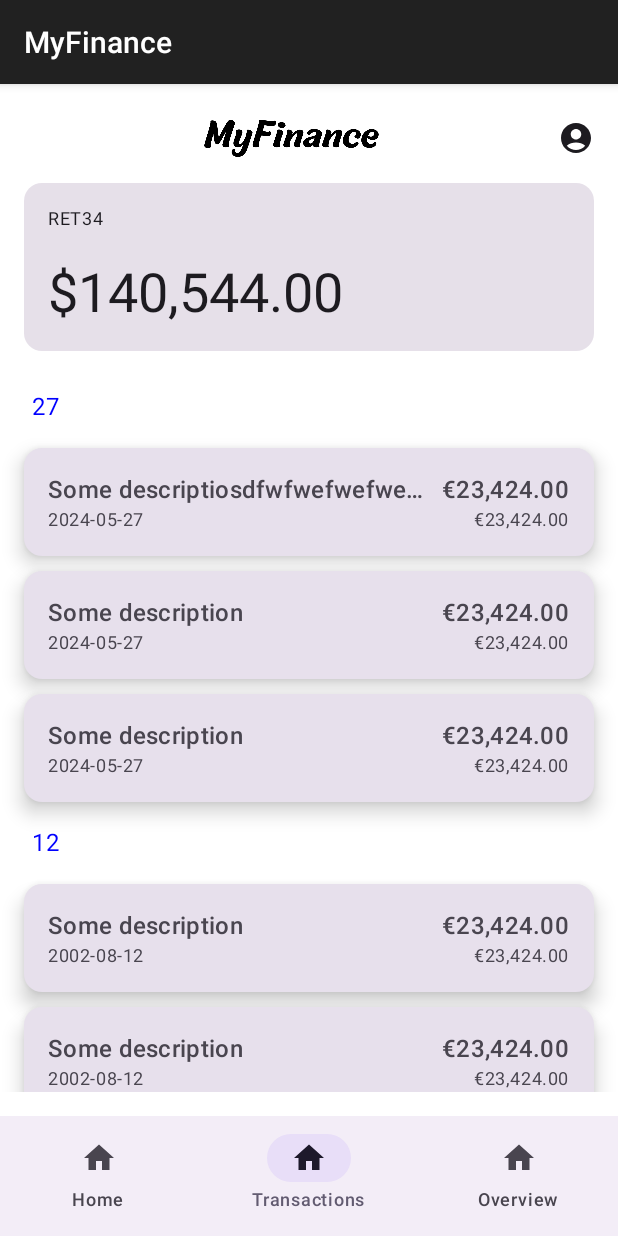
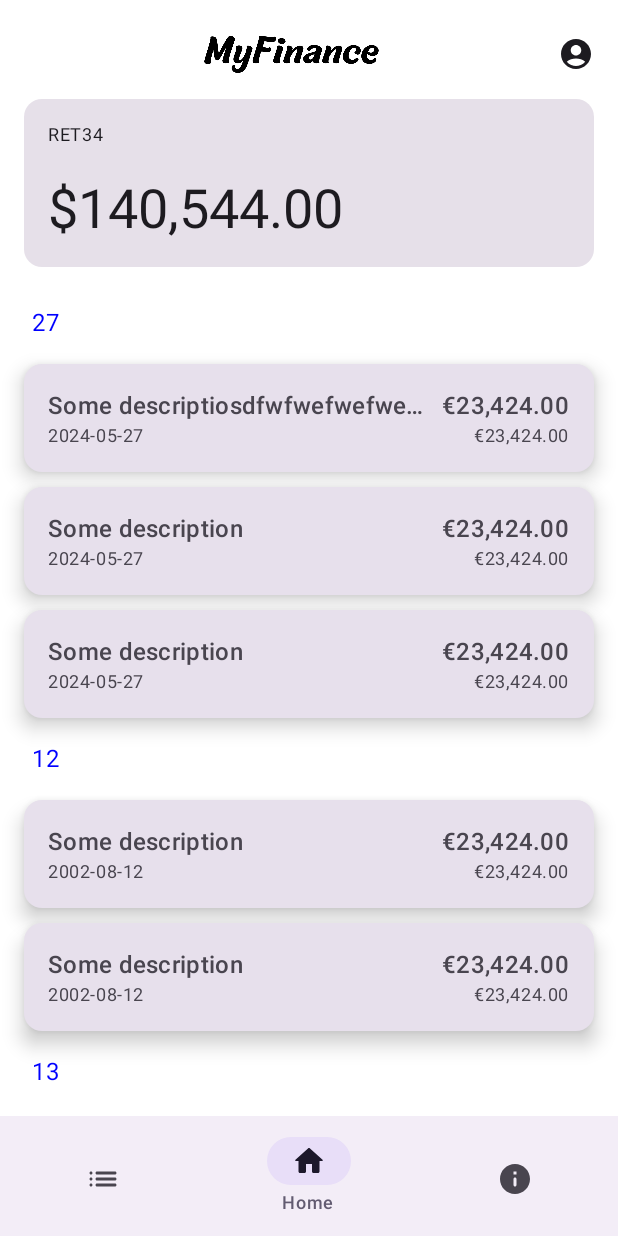
Before and after one commit to Alejandro-GDLF/MyFinance, an Android app built with Jetpack Compose: the screen it shows after launch (MainActivity), item 2 of the bottom bar chosen, on a phone screen of 412 x 824 dp. Run offline under Robolectric (Android 15) with nearby library versions, the phone set to English and light mode, and no system bars.

Commit message:
Done HomeScreen

```diff
--- a/app/build.gradle.kts
+++ b/app/build.gradle.kts
@@ -76,6 +76,12 @@ dependencies {
     implementation("com.google.dagger:hilt-android:2.44")
     ksp("com.google.dagger:hilt-android-compiler:2.44")
 
+    // AppCompat
+    val appcompat_version = "1.6.1"
+    implementation("androidx.appcompat:appcompat:$appcompat_version")
+    // For loading and tinting drawables on older versions of the platform
+    implementation("androidx.appcompat:appcompat-resources:$appcompat_version")
+
     testImplementation("junit:junit:4.13.2")
     androidTestImplementation("androidx.test.ext:junit:1.1.5")
     androidTestImplementation("androidx.test.espresso:espresso-core:3.5.1")
--- a/app/src/main/AndroidManifest.xml
+++ b/app/src/main/AndroidManifest.xml
@@ -10,12 +10,12 @@
         android:label="@string/app_name"
         android:roundIcon="@mipmap/ic_launcher_round"
         android:supportsRtl="true"
-        android:theme="@android:style/Theme.Material"
+        android:theme="@style/AppTheme"
         tools:targetApi="31">
         <activity
             android:name=".MainActivity"
             android:exported="true"
-            android:theme="@android:style/Theme.Material">
+            android:theme="@style/AppTheme">
             <intent-filter>
                 <action android:name="android.intent.action.MAIN" />
 
--- a/app/src/main/java/com/example/myfinance/MainActivity.kt
+++ b/app/src/main/java/com/example/myfinance/MainActivity.kt
@@ -1,78 +1,47 @@
 package com.example.myfinance
 
 import android.os.Bundle
-import androidx.activity.ComponentActivity
 import androidx.activity.compose.setContent
+import androidx.appcompat.app.AppCompatActivity
 import androidx.compose.foundation.layout.Box
-import androidx.compose.foundation.layout.Column
-import androidx.compose.foundation.layout.PaddingValues
 import androidx.compose.foundation.layout.fillMaxSize
-import androidx.compose.foundation.layout.fillMaxWidth
-import androidx.compose.foundation.layout.height
 import androidx.compose.foundation.layout.padding
-import androidx.compose.material.icons.Icons
-import androidx.compose.material.icons.filled.Home
-import androidx.compose.material3.ColorScheme
-import androidx.compose.material3.Icon
+import androidx.compose.material3.BottomAppBar
 import androidx.compose.material3.MaterialTheme
-import androidx.compose.material3.NavigationBar
-import androidx.compose.material3.NavigationBarItem
 import androidx.compose.material3.Scaffold
-import androidx.compose.material3.Surface
-import androidx.compose.material3.Tab
-import androidx.compose.material3.TabRow
-import androidx.compose.material3.Text
-import androidx.compose.runtime.getValue
-import androidx.compose.runtime.mutableStateOf
-import androidx.compose.runtime.remember
-import androidx.compose.runtime.setValue
 import androidx.compose.ui.Modifier
 import androidx.compose.ui.graphics.Color
-import androidx.compose.ui.unit.dp
+import androidx.navigation.compose.NavHost
+import androidx.navigation.compose.composable
+import androidx.navigation.compose.rememberNavController
 import com.example.myfinance.core.currency.CurrencyAmountFormatter
+import com.example.myfinance.core.presentation.BottomNavigationBar
 import com.example.myfinance.core.presentation.PreviewPresets
 import com.example.myfinance.home.presentation.HomeScreen
 import com.example.myfinance.home.presentation.HomeState
-import com.example.myfinance.transaction.presentation.list.components.TransactionListItemPreview
 import java.time.format.DateTimeFormatter
 
-class MainActivity : ComponentActivity() {
+class MainActivity : AppCompatActivity() {
     override fun onCreate(savedInstanceState: Bundle?) {
         super.onCreate(savedInstanceState)
         setContent {
             MaterialTheme(
                 colorScheme = MaterialTheme.colorScheme.copy(background = Color.White),
             ) {
+                val navController = rememberNavController()
                 Scaffold(
                     bottomBar = {
-                        var tabIndex by remember { mutableStateOf(0) }
-                        val tabs = listOf(
-                            "Home", "Transactions", "Overview"
-                        )
-                        NavigationBar {
-                            tabs.forEachIndexed { index, s ->
-                                NavigationBarItem(
-                                    label = { Text(text = s) },
-                                    alwaysShowLabel = true,
-                                    selected = tabIndex == index,
-                                    onClick = { tabIndex = index },
-                                    icon = {
-                                        Icon(
-                                            Icons.Filled.Home,
-                                            contentDescription = null
-                                        )
-                                    }
-                                )
-                            }
+                        BottomAppBar {
+                            BottomNavigationBar(navController = navController)
                         }
                     }
                 ) {
                     Box(
-                        modifier = Modifier.padding(
-                            0.dp, 0.dp, 0.dp,
-                            it.calculateBottomPadding()
-                        )
+                        modifier = Modifier.fillMaxSize().padding(it)
                     ) {
+                        NavHost(navController = navController, startDestination = "home") {
+                            composable("home") {
+
                                 HomeScreen(
                                     state = HomeState(
                                         PreviewPresets.account,
@@ -86,3 +55,5 @@ class MainActivity : ComponentActivity() {
                 }
             }
         }
+    }
+}
--- /dev/null
+++ b/app/src/main/java/com/example/myfinance/core/presentation/BottomNavigationBar.kt
@@ -0,0 +1,53 @@
+package com.example.myfinance.core.presentation
+
+import androidx.compose.material3.Icon
+import androidx.compose.material3.NavigationBar
+import androidx.compose.material3.NavigationBarItem
+import androidx.compose.material3.Text
+import androidx.compose.runtime.Composable
+import androidx.compose.runtime.getValue
+import androidx.compose.runtime.mutableStateOf
+import androidx.compose.runtime.remember
+import androidx.compose.runtime.setValue
+import androidx.navigation.NavController
+
+@Composable
+fun BottomNavigationBar(navController: NavController) {
+    val items: List<NavigationItem> = listOf(
+        NavigationItem.Transactions,
+        NavigationItem.Home,
+        NavigationItem.Overview
+    )
+
+    var selectedItem by remember { mutableStateOf(0) }
+    var currentRoute by remember { mutableStateOf(NavigationItem.Home.route) }
+
+    items.forEachIndexed{ index, nav ->
+        if( nav.route == currentRoute )
+            selectedItem = index
+    }
+
+    NavigationBar {
+        items.forEachIndexed { index, navigationItem ->
+            NavigationBarItem(
+                selected = selectedItem == index,
+                icon = { Icon(navigationItem.icon, contentDescription = navigationItem.title) },
+                label = { Text(text = navigationItem.title) },
+                alwaysShowLabel = false,
+                onClick = {
+                    selectedItem = index
+                    currentRoute = navigationItem.route
+                    navController.navigate(navigationItem.route) {
+                        navController.graph.startDestinationRoute?.let {
+                            popUpTo(it) {
+                                saveState = true
+                            }
+                            launchSingleTop = true
+                            restoreState = true
+                        }
+                    }
+                },
+            )
+        }
+    }
+}
--- /dev/null
+++ b/app/src/main/java/com/example/myfinance/core/presentation/NavigationItem.kt
@@ -0,0 +1,14 @@
+package com.example.myfinance.core.presentation
+
+import androidx.compose.material.icons.Icons
+import androidx.compose.material.icons.automirrored.rounded.List
+import androidx.compose.material.icons.rounded.Home
+import androidx.compose.material.icons.rounded.Info
+import androidx.compose.material.icons.sharp.Person
+import androidx.compose.ui.graphics.vector.ImageVector
+
+sealed class NavigationItem(var route: String, val icon: ImageVector, var title: String) {
+    object Home: NavigationItem("Home", Icons.Rounded.Home, "Home")
+    object Transactions: NavigationItem("Transactions", Icons.AutoMirrored.Rounded.List, "Transactions")
+    object Overview: NavigationItem("Overview", Icons.Rounded.Info, "Overview")
+}
--- /dev/null
+++ b/app/src/main/res/drawable/comparing_arrows.xml
@@ -0,0 +1,5 @@
+<vector android:autoMirrored="true" android:height="24dp"
+    android:tint="#000000" android:viewportHeight="24"
+    android:viewportWidth="24" android:width="24dp" xmlns:android="http://schemas.android.com/apk/res/android">
+    <path android:fillColor="@android:color/white" android:pathData="M9.01,14H2v2h7.01v3L13,15l-3.99,-4V14zM14.99,13v-3H22V8h-7.01V5L11,9L14.99,13z"/>
+</vector>
--- a/app/src/main/res/values/themes.xml
+++ b/app/src/main/res/values/themes.xml
@@ -1,3 +1,6 @@
 <?xml version="1.0" encoding="utf-8"?>
 <resources>
+    <style name="AppTheme" parent="Theme.AppCompat.Light.NoActionBar">
+
+    </style>
 </resources>
```
Lines whose indentation alone changed are shown as unchanged.
